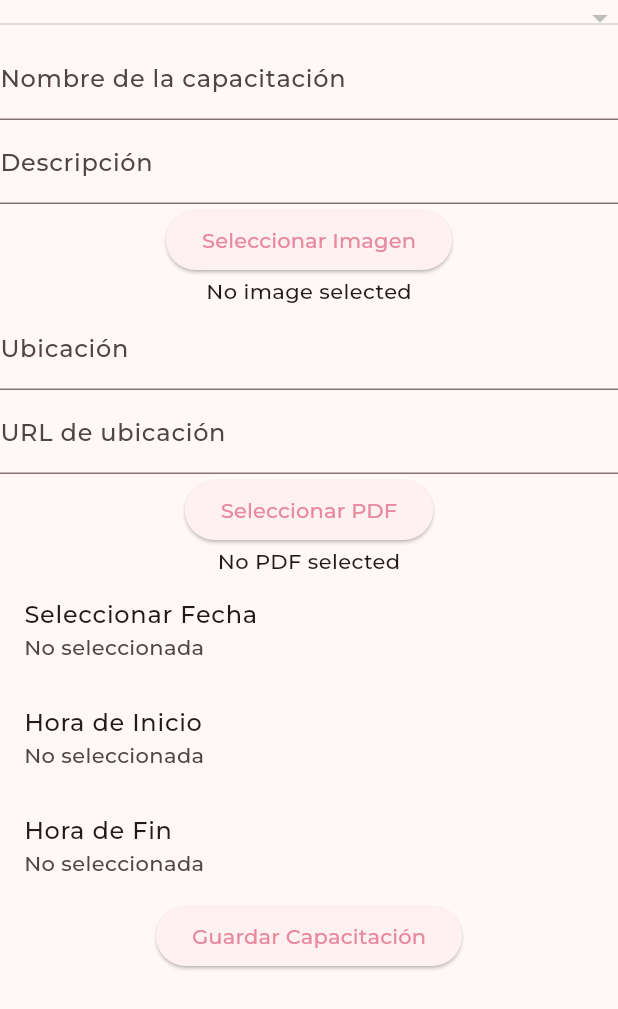
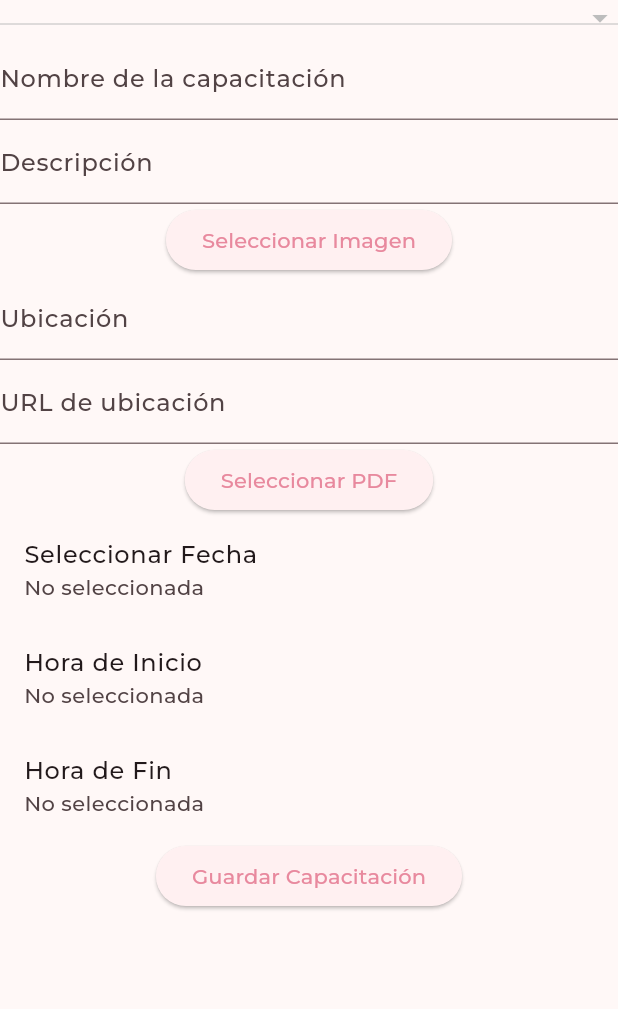
Before and after one commit to sabinelohnerv/proyecto-catas, a Flutter app: the TrainingForm screen opened directly with empty values, after a tap on "Seleccionar Imagen", on a phone screen of 412 x 824 dp. Shown: the top 1009 px of the screen. Run offline on Flutter 3.47's test engine with Material 3 defaults, Android fonts, the phone set to English and light mode, and no system bars; our stand-ins replace carousel_slider, cloud_firestore, file_picker, firebase_auth, firebase_core, firebase_messaging and 6 more; accounts and stored records are empty; project files that could hold a hidden picture were left out.

Commit message:
Image & File in TrainingForm

```diff
--- a/lib/widgets/trainings/training_form.dart
+++ b/lib/widgets/trainings/training_form.dart
@@ -83,19 +83,10 @@ class _TrainingFormState extends State<TrainingForm> {
   }
 
   Future<void> _pickFile(bool isImage) async {
-  FilePickerResult? result;
-  if (isImage) {
-    // Para imágenes, usamos FileType.image que no necesita extensiones adicionales
-    result = await FilePicker.platform.pickFiles(
-      type: FileType.image,
+    FilePickerResult? result = await FilePicker.platform.pickFiles(
+      type: isImage ? FileType.image : FileType.custom,
+      allowedExtensions: isImage ? null : ['pdf'],
     );
-  } else {
-    // Para PDFs, usamos FileType.custom y especificamos las extensiones
-    result = await FilePicker.platform.pickFiles(
-      type: FileType.custom,
-      allowedExtensions: ['pdf'],
-    );
-  }
 
     if (result != null) {
       File file = File(result.files.single.path!);
@@ -108,7 +99,6 @@ class _TrainingFormState extends State<TrainingForm> {
       });
     }
   }
-
 
   @override
   Widget build(BuildContext context) {
@@ -143,8 +133,8 @@ class _TrainingFormState extends State<TrainingForm> {
               onPressed: () => _pickFile(true),
               child: Text('Seleccionar Imagen'),
             ),
-            // Display selected image file path
-            Text(_selectedImage?.path ?? 'No image selected'),
+            if (_selectedImage != null)
+              Image.file(_selectedImage!),  // Muestra la imagen seleccionada
             TextField(
               controller: _locationController,
               decoration: InputDecoration(labelText: 'Ubicación'),
@@ -157,8 +147,8 @@ class _TrainingFormState extends State<TrainingForm> {
               onPressed: () => _pickFile(false),
               child: Text('Seleccionar PDF'),
             ),
-            // Display selected PDF file path
-            Text(_selectedPdf?.path ?? 'No PDF selected'),
+            if (_selectedPdf != null)
+              Icon(Icons.picture_as_pdf, size: 48),  // Simplemente muestra un ícono representativo
             ListTile(
               title: Text("Seleccionar Fecha"),
               subtitle: Text(_selectedDate?.toString() ?? 'No seleccionada'),
--- a/pubspec.yaml
+++ b/pubspec.yaml
@@ -51,6 +51,7 @@ dependencies:
   firebase_messaging: ^14.8.2
   flutter_local_notifications: ^9.0.0
   file_picker: ^5.2.3
+  flutter_pdfview: ^1.3.2
 
 
 
```
Also changed, not shown: pubspec.lock. Lines whose indentation alone changed are shown as unchanged.
